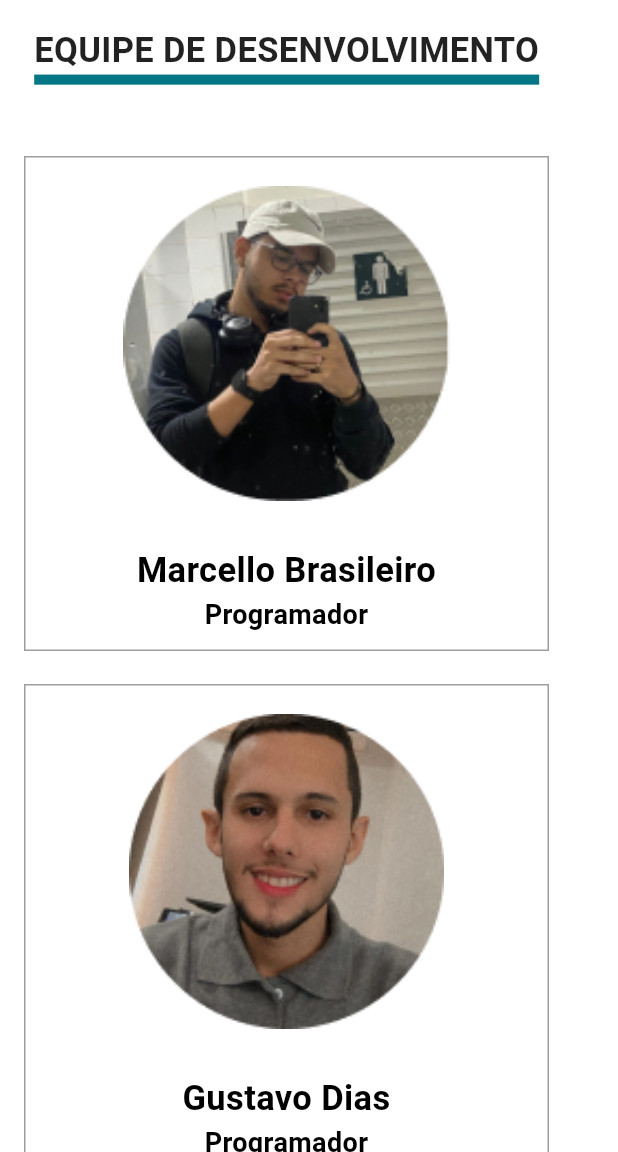
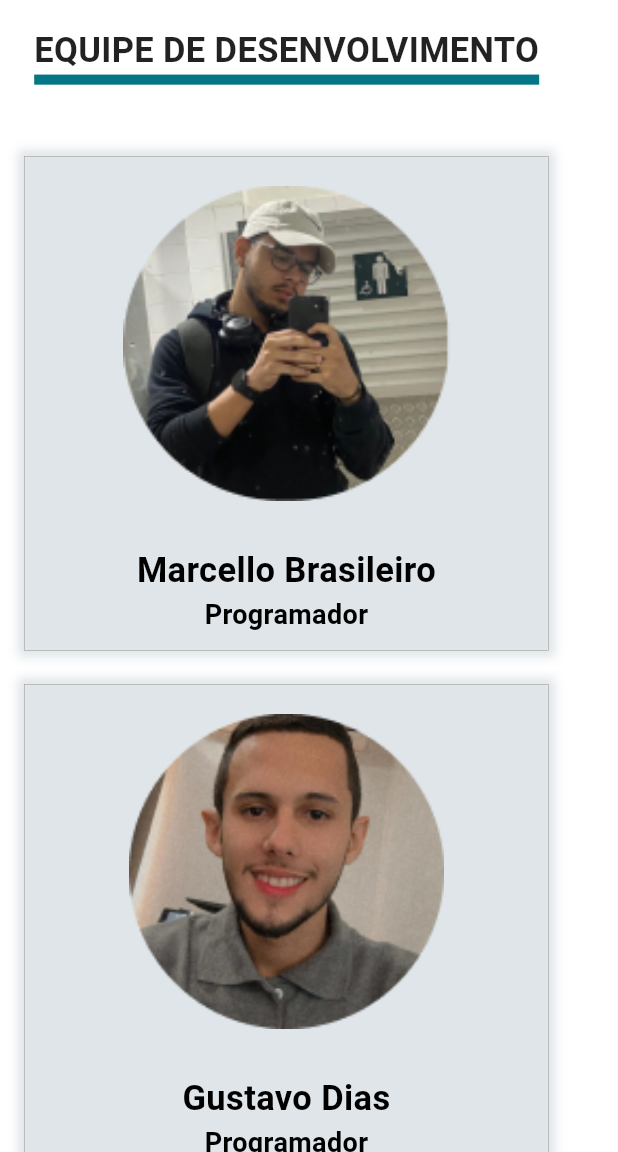
Before and after one commit to victorbrasileiro/ifroappfair2.0, a Flutter app: the EquipeDesenvolvimento screen opened directly, on a phone screen of 412 x 824 dp, the part 84-1236 px from its top. Run offline on Flutter 3.47's test engine with Material 3 defaults, Android fonts, the light colour scheme and no system bars; Roboto replaces fonts that are missing (Arial, Times New Roman).

Commit message:
atualizando cards dos desenvolvedores

```diff
--- a/lib/telas/saiba_mais_equipe.dart
+++ b/lib/telas/saiba_mais_equipe.dart
@@ -81,9 +81,15 @@ class _TelaEquipe extends State<EquipeDesenvolvimento> {
                     width: 350,
                     height: 330,
                     decoration: BoxDecoration(
-                      border: Border.all(color: Colors.grey, width: 1.0),
+                      border: Border.all(color: Colors.grey, width: 0.4),
+                      boxShadow: [
+                        BoxShadow(
+                          color: Colors.blueGrey.withOpacity(0.2),
+                          spreadRadius: 4,
+                          blurRadius: 5,
+                        ),
+                      ]
                     ),
-
                   ),
                   Column(
                     children: [
@@ -162,9 +168,15 @@ class _TelaEquipe extends State<EquipeDesenvolvimento> {
                     width: 350,
                     height: 330,
                     decoration: BoxDecoration(
-                      border: Border.all(color: Colors.grey, width: 1.0),
+                        border: Border.all(color: Colors.grey, width: 0.4),
+                        boxShadow: [
+                          BoxShadow(
+                            color: Colors.blueGrey.withOpacity(0.2),
+                            spreadRadius: 4,
+                            blurRadius: 5,
+                          ),
+                        ]
                     ),
-
                   ),
                   Column(
                     children: [
@@ -243,7 +255,14 @@ class _TelaEquipe extends State<EquipeDesenvolvimento> {
                     width: 350,
                     height: 330,
                     decoration: BoxDecoration(
-                      border: Border.all(color: Colors.grey, width: 1.0),
+                        border: Border.all(color: Colors.grey, width: 0.4),
+                        boxShadow: [
+                          BoxShadow(
+                            color: Colors.blueGrey.withOpacity(0.2),
+                            spreadRadius: 4,
+                            blurRadius: 5,
+                          ),
+                        ]
                     ),
                   ),
                   Column(
@@ -323,7 +342,14 @@ class _TelaEquipe extends State<EquipeDesenvolvimento> {
                     width: 350,
                     height: 330,
                     decoration: BoxDecoration(
-                      border: Border.all(color: Colors.grey, width: 1.0),
+                        border: Border.all(color: Colors.grey, width: 0.4),
+                        boxShadow: [
+                          BoxShadow(
+                            color: Colors.blueGrey.withOpacity(0.2),
+                            spreadRadius: 4,
+                            blurRadius: 5,
+                          ),
+                        ]
                     ),
                   ),
                   Column(
```
